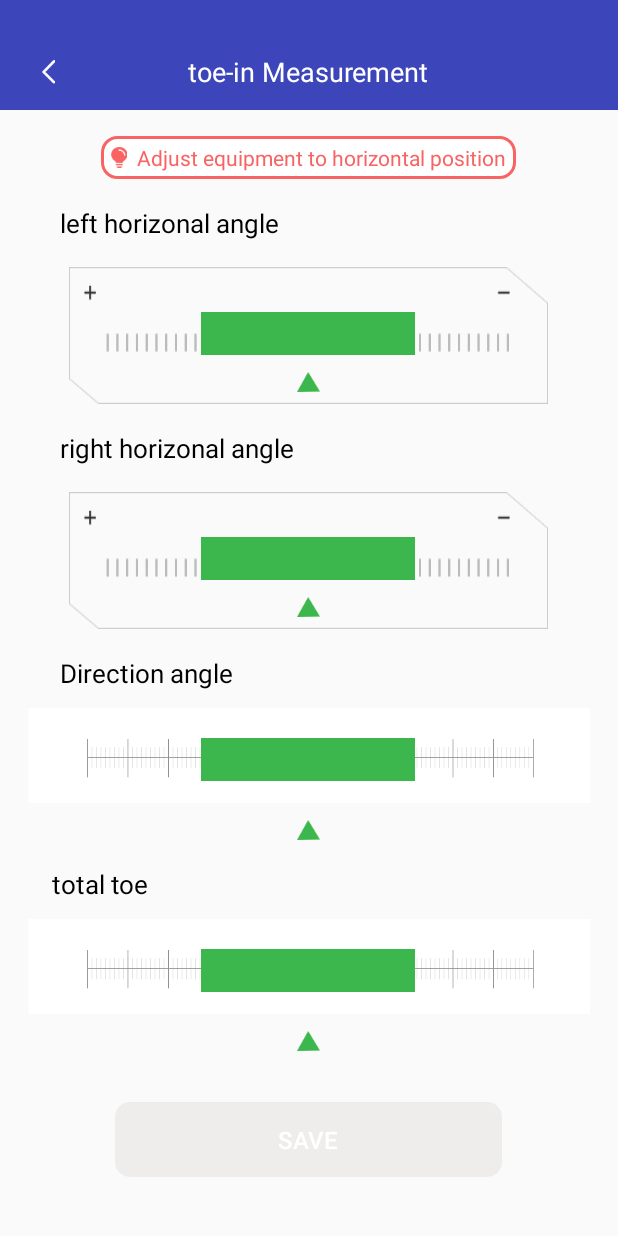
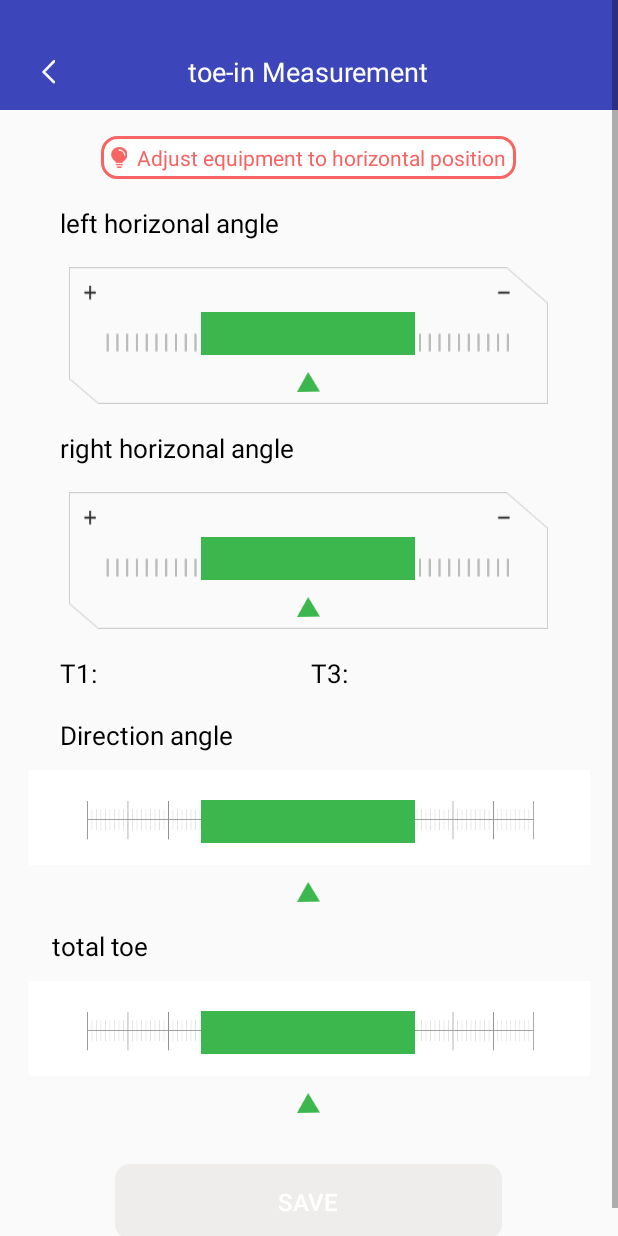
Before and after one commit to cloudwinter/WheelAlignmentTest, an Android app: the ToeinMeasureActivity screen opened directly, with no data from a screen before it, on a phone screen of 412 x 824 dp. Run offline under Robolectric (Android 15) with nearby library versions, the phone set to English and light mode, and no system bars.

Commit message:
1.0.2
新增2个需求

```diff
--- a/app/src/main/java/com/inprintech/wheelalignmenttest/Activity/ToeinMeasureActivity.java
+++ b/app/src/main/java/com/inprintech/wheelalignmenttest/Activity/ToeinMeasureActivity.java
@@ -45,6 +45,7 @@ public class ToeinMeasureActivity extends BaseActivity implements View.OnClickLi
     private TextView tvTips;
     private TextView tvRoll1, tvRoll2, tv_direction_angle, tv_total_toe_in;
     private View roll_bg1, roll_bg2, direction_angle_bg, total_toe_in_bg;
+    private TextView tvT1,tvT3;
 
     private SocketUitls socketUitls = new SocketUitls();
     private boolean socket;
@@ -131,6 +132,8 @@ public class ToeinMeasureActivity extends BaseActivity implements View.OnClickLi
         roll_bg2 = findViewById(R.id.roll_bg2);
         direction_angle_bg = findViewById(R.id.direction_angle_bg);
         total_toe_in_bg = findViewById(R.id.total_toe_in_bg);
+        tvT1 = findViewById(R.id.text_t1);
+        tvT3 = findViewById(R.id.text_t3);
 
         imgBack.setOnClickListener(this);
         btnSave.setOnClickListener(this);
@@ -187,6 +190,8 @@ public class ToeinMeasureActivity extends BaseActivity implements View.OnClickLi
                                     if (ccd_data0_flag == 1) {
                                         Ccd_data0_1 = UITools.Ccd_data(UITools.M(data[14], data[15]));
                                         Log.i(TAG, "run: Ccd_data0_1-" + Ccd_data0_1);
+                                        // 设置T1
+                                        tvT1.setText(NumberUtils.double2Str(Ccd_data0_1));
                                     }
                                     if (roll_pitch_yaw_flag == 1) {
                                         roll1 = UITools.Roll(data[18], data[19]);
@@ -196,6 +201,8 @@ public class ToeinMeasureActivity extends BaseActivity implements View.OnClickLi
                                     if (ccd_data0_flag == 1) {
                                         Ccd_data0_2 = UITools.Ccd_data(UITools.M(data[14], data[15]));
                                         Log.i(TAG, "run: Ccd_data0_2-" + Ccd_data0_2);
+                                        // 设置T1
+                                        tvT3.setText(NumberUtils.double2Str(Ccd_data0_2));
                                     }
                                     if (roll_pitch_yaw_flag == 1) {
                                         roll2 = UITools.Roll(data[18], data[19]);
--- a/app/src/main/java/com/inprintech/wheelalignmenttest/Activity/UserRecordActivity.java
+++ b/app/src/main/java/com/inprintech/wheelalignmenttest/Activity/UserRecordActivity.java
@@ -105,6 +105,7 @@ public class UserRecordActivity extends BaseActivity implements View.OnClickList
      */
     private void initData() {
         recordList.clear();
+        try {
             cursor = db.query(dbHelper.TB_NAME, null, null, null, null, null, "_id ASC");
             cursor.moveToFirst();
             while (!cursor.isAfterLast()) {
@@ -118,6 +119,11 @@ public class UserRecordActivity extends BaseActivity implements View.OnClickList
                 recordList.add(userRecord);
                 cursor.moveToNext();
             }
+        } catch (Exception e) {
+            e.printStackTrace();
+            Log.e(TAG, "-----initData", e);
+        }
+
     }
 
     /**
--- a/app/src/main/res/layout/activity_toein_measure.xml
+++ b/app/src/main/res/layout/activity_toein_measure.xml
@@ -142,6 +142,57 @@
                 android:src="@mipmap/cursor" />
         </LinearLayout>
 
+
+        <!-- T1和T3 -->
+        <LinearLayout
+            android:layout_width="match_parent"
+            android:layout_height="wrap_content">
+
+            <TextView
+                android:layout_width="wrap_content"
+                android:layout_height="wrap_content"
+                android:layout_marginTop="@dimen/dp_15"
+                android:paddingLeft="@dimen/dp_20"
+                android:text="T1:"
+                android:textColor="@android:color/black"
+                android:textSize="@dimen/sp_15" />
+
+
+            <TextView
+                android:id="@+id/text_t1"
+                android:layout_width="120dp"
+                android:layout_height="wrap_content"
+                android:layout_marginTop="@dimen/dp_15"
+                android:paddingLeft="@dimen/dp_20"
+                android:textColor="@android:color/black"
+                android:textSize="@dimen/sp_15" />
+
+
+            <TextView
+                android:layout_width="wrap_content"
+                android:layout_height="wrap_content"
+                android:layout_marginTop="@dimen/dp_15"
+                android:paddingLeft="@dimen/dp_20"
+                android:text="T3:"
+                android:textColor="@android:color/black"
+                android:textSize="@dimen/sp_15" />
+
+
+            <TextView
+                android:id="@+id/text_t3"
+                android:layout_width="120dp"
+                android:layout_height="wrap_content"
+                android:layout_marginTop="@dimen/dp_15"
+                android:paddingLeft="@dimen/dp_20"
+                android:textColor="@android:color/black"
+                android:textSize="@dimen/sp_15" />
+
+
+
+        </LinearLayout>
+
+
+
         <TextView
             android:layout_width="match_parent"
             android:layout_height="wrap_content"
```
Also changed, not shown: app/src/main/java/com/inprintech/wheelalignmenttest/Activity/CalibrationActivity.java (+51 -22 lines), app/src/main/java/com/inprintech/wheelalignmenttest/Utils/Constants.java (+4 -4 lines), app/src/main/java/com/inprintech/wheelalignmenttest/View/LinePathView.java (+11 -5 lines), app/src/main/java/com/inprintech/wheelalignmenttest/dialog/CalibrationDialog.java (added, +123 -0 lines), app/src/main/res/drawable/bg_dialog_calibration.xml (added, +8 -0 lines), app/src/main/res/layout/dialog_calibration.xml (added, +96 -0 lines), app/src/main/res/values/styles.xml (+11 -0 lines). Lines whose indentation alone changed are shown as unchanged.
